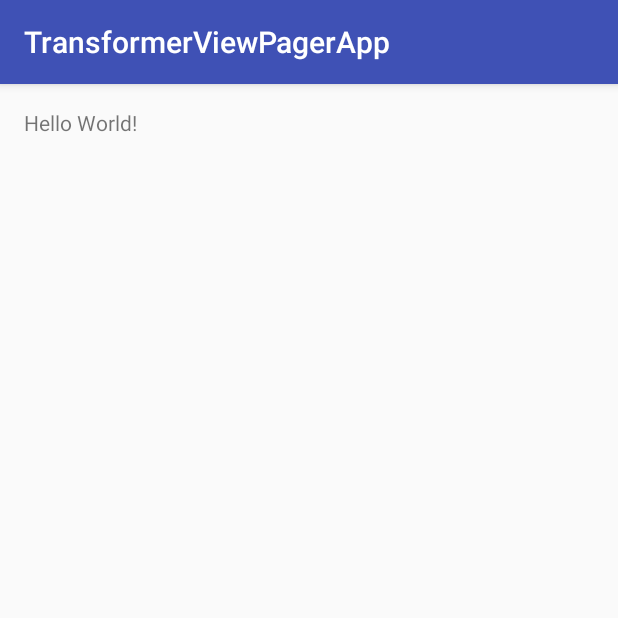
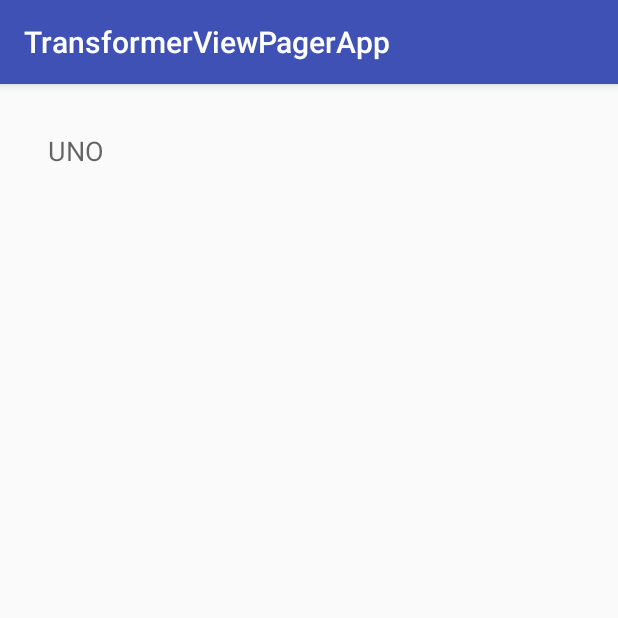
Before and after one commit to dramirezm/android-transformer-viewpager, an Android app: the screen it shows after launch (MainActivity), on a phone screen of 412 x 824 dp, the top half of it. Run offline under Robolectric (Android 15) with nearby library versions, the phone set to English and light mode, and no system bars.

Commit message:
Basic ViewPager implementation

```diff
--- a/app/src/main/java/com/beltranfebrer/transformerviewpagerapp/MainActivity.java
+++ b/app/src/main/java/com/beltranfebrer/transformerviewpagerapp/MainActivity.java
@@ -1,13 +1,25 @@
 package com.beltranfebrer.transformerviewpagerapp;
 
+import android.support.v4.view.ViewPager;
 import android.support.v7.app.AppCompatActivity;
 import android.os.Bundle;
 
 public class MainActivity extends AppCompatActivity {
 
+    private ViewPager mPager;
+    private ScreenSlidePagerAdapter mPagerAdapter;
+
     @Override
     protected void onCreate(Bundle savedInstanceState) {
         super.onCreate(savedInstanceState);
         setContentView(R.layout.activity_main);
+
+
+        // Instantiate a ViewPager and a PagerAdapter.
+        mPager = (ViewPager) findViewById(R.id.pager);
+        mPagerAdapter = new ScreenSlidePagerAdapter(getSupportFragmentManager());
+        mPager.setAdapter(mPagerAdapter);
+
+
     }
 }
--- /dev/null
+++ b/app/src/main/java/com/beltranfebrer/transformerviewpagerapp/ScreenSlidePagerAdapter.java
@@ -0,0 +1,28 @@
+package com.beltranfebrer.transformerviewpagerapp;
+
+import android.support.v4.app.Fragment;
+import android.support.v4.app.FragmentManager;
+import android.support.v4.app.FragmentStatePagerAdapter;
+import android.support.v4.view.PagerAdapter;
+import android.view.View;
+
+/**
+ * Created by miquel on 18.01.16.
+ */
+public class ScreenSlidePagerAdapter extends FragmentStatePagerAdapter {
+    private static final int NUM_PAGES = 5;
+
+    public ScreenSlidePagerAdapter(FragmentManager fragmentManager) {
+        super(fragmentManager);
+    }
+
+    @Override
+    public Fragment getItem(int position) {
+        return new ScreenSlidePagerFragment();
+    }
+
+    @Override
+    public int getCount() {
+        return NUM_PAGES;
+    }
+}
--- /dev/null
+++ b/app/src/main/java/com/beltranfebrer/transformerviewpagerapp/ScreenSlidePagerFragment.java
@@ -0,0 +1,22 @@
+package com.beltranfebrer.transformerviewpagerapp;
+
+import android.os.Bundle;
+import android.support.v4.app.Fragment;
+import android.view.LayoutInflater;
+import android.view.View;
+import android.view.ViewGroup;
+
+/**
+ * Created by miquel on 18.01.16.
+ */
+public class ScreenSlidePagerFragment extends Fragment {
+    @Override
+    public View onCreateView(LayoutInflater inflater, ViewGroup container,
+                             Bundle savedInstanceState) {
+        ViewGroup rootView = (ViewGroup) inflater.inflate(
+                R.layout.fragment_screen_slide_page, container, false);
+
+        return rootView;
+    }
+
+}
--- a/app/src/main/res/layout/activity_main.xml
+++ b/app/src/main/res/layout/activity_main.xml
@@ -9,8 +9,9 @@
     android:paddingTop="@dimen/activity_vertical_margin"
     tools:context="com.beltranfebrer.transformerviewpagerapp.MainActivity">
 
-    <TextView
-        android:layout_width="wrap_content"
-        android:layout_height="wrap_content"
-        android:text="Hello World!" />
+    <android.support.v4.view.ViewPager
+        xmlns:android="http://schemas.android.com/apk/res/android"
+        android:id="@+id/pager"
+        android:layout_width="match_parent"
+        android:layout_height="match_parent" />
 </RelativeLayout>
--- /dev/null
+++ b/app/src/main/res/layout/fragment_screen_slide_page.xml
@@ -0,0 +1,17 @@
+<?xml version="1.0" encoding="utf-8"?>
+<LinearLayout xmlns:android="http://schemas.android.com/apk/res/android"
+    android:orientation="vertical" android:layout_width="match_parent"
+    android:layout_height="match_parent">
+    <ScrollView xmlns:android="http://schemas.android.com/apk/res/android"
+        android:id="@+id/content"
+        android:layout_width="match_parent"
+        android:layout_height="match_parent" >
+
+        <TextView style="?android:textAppearanceMedium"
+            android:padding="16dp"
+            android:lineSpacingMultiplier="1.2"
+            android:layout_width="match_parent"
+            android:layout_height="wrap_content"
+            android:text="UNO" />
+    </ScrollView>
+</LinearLayout>
```
Also changed, not shown: 1 other file.
